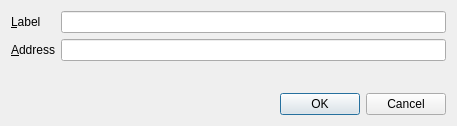
Above: src/qt/forms/editaddressdialog.ui from aurovine/AudioCoin before the change. Below: the same form after it.
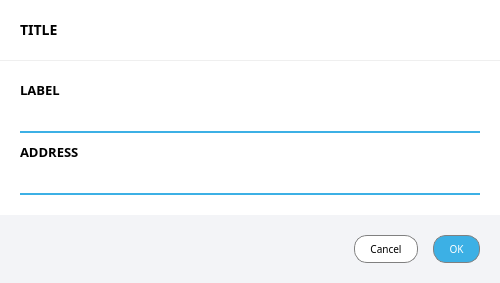
That is the form after the change.

```diff
--- a/src/qt/forms/editaddressdialog.ui
+++ b/src/qt/forms/editaddressdialog.ui
@@ -2,67 +2,304 @@
 <ui version="4.0">
  <class>EditAddressDialog</class>
  <widget class="QDialog" name="EditAddressDialog">
+  <property name="enabled">
+   <bool>true</bool>
+  </property>
   <property name="geometry">
    <rect>
     <x>0</x>
     <y>0</y>
-    <width>457</width>
-    <height>126</height>
+    <width>500</width>
+    <height>276</height>
    </rect>
   </property>
+  <property name="sizePolicy">
+   <sizepolicy hsizetype="Fixed" vsizetype="Preferred">
+    <horstretch>0</horstretch>
+    <verstretch>0</verstretch>
+   </sizepolicy>
+  </property>
+  <property name="minimumSize">
+   <size>
+    <width>0</width>
+    <height>0</height>
+   </size>
+  </property>
+  <property name="maximumSize">
+   <size>
+    <width>16777215</width>
+    <height>16777215</height>
+   </size>
+  </property>
   <property name="windowTitle">
    <string>Edit Address</string>
   </property>
-  <layout class="QVBoxLayout" name="verticalLayout">
+  <property name="styleSheet">
+   <string notr="true">#titleWidget, #bodyWidget { background-color: white; }
+
+QLineEdit { border: none; border-bottom: 2px solid #3cb0e5; padding: 3px 5px; background: transparent; } QLineEdit:disabled { border-color: #899399; }</string>
+  </property>
+  <layout class="QVBoxLayout" name="editAddressDialogLayout" stretch="0,0">
+   <property name="spacing">
+    <number>1</number>
+   </property>
+   <property name="leftMargin">
+    <number>0</number>
+   </property>
+   <property name="topMargin">
+    <number>0</number>
+   </property>
+   <property name="rightMargin">
+    <number>0</number>
+   </property>
+   <property name="bottomMargin">
+    <number>0</number>
+   </property>
    <item>
-    <layout class="QFormLayout" name="formLayout">
-     <property name="fieldGrowthPolicy">
-      <enum>QFormLayout::AllNonFixedFieldsGrow</enum>
-     </property>
-     <item row="0" column="0">
-      <widget class="QLabel" name="label">
-       <property name="text">
-        <string>&amp;Label</string>
-       </property>
-       <property name="buddy">
-        <cstring>labelEdit</cstring>
-       </property>
-      </widget>
-     </item>
-     <item row="0" column="1">
-      <widget class="QLineEdit" name="labelEdit">
-       <property name="toolTip">
-        <string>The label associated with this address book entry</string>
-       </property>
-      </widget>
-     </item>
-     <item row="1" column="0">
-      <widget class="QLabel" name="label_2">
-       <property name="text">
-        <string>&amp;Address</string>
-       </property>
-       <property name="buddy">
-        <cstring>addressEdit</cstring>
-       </property>
-      </widget>
-     </item>
-     <item row="1" column="1">
-      <widget class="QLineEdit" name="addressEdit">
-       <property name="toolTip">
-        <string>The address associated with this address book entry. This can only be modified for sending addresses.</string>
-       </property>
-      </widget>
-     </item>
-    </layout>
+    <widget class="QWidget" name="titleWidget" native="true">
+     <layout class="QVBoxLayout" name="titleWidgetLayout">
+      <property name="spacing">
+       <number>0</number>
+      </property>
+      <property name="leftMargin">
+       <number>20</number>
+      </property>
+      <property name="topMargin">
+       <number>20</number>
+      </property>
+      <property name="rightMargin">
+       <number>20</number>
+      </property>
+      <property name="bottomMargin">
+       <number>20</number>
+      </property>
+      <item>
+       <widget class="QLabel" name="titleLabel">
+        <property name="font">
+         <font>
+          <family>Montserrat</family>
+          <pointsize>-1</pointsize>
+          <weight>75</weight>
+          <bold>true</bold>
+         </font>
+        </property>
+        <property name="styleSheet">
+         <string notr="true">#titleLabel { text-transform: uppercase; font-family: 'Montserrat'; font-size: 14px; font-weight: bold; }</string>
+        </property>
+        <property name="text">
+         <string>TITLE</string>
+        </property>
+       </widget>
+      </item>
+     </layout>
+    </widget>
    </item>
    <item>
-    <widget class="QDialogButtonBox" name="buttonBox">
-     <property name="orientation">
-      <enum>Qt::Horizontal</enum>
-     </property>
-     <property name="standardButtons">
-      <set>QDialogButtonBox::Cancel|QDialogButtonBox::Ok</set>
-     </property>
+    <widget class="QWidget" name="bodyWidget" native="true">
+     <layout class="QVBoxLayout" name="bodyWidgetLayout">
+      <property name="spacing">
+       <number>0</number>
+      </property>
+      <property name="leftMargin">
+       <number>0</number>
+      </property>
+      <property name="topMargin">
+       <number>0</number>
+      </property>
+      <property name="rightMargin">
+       <number>0</number>
+      </property>
+      <property name="bottomMargin">
+       <number>0</number>
+      </property>
+      <item>
+       <widget class="QWidget" name="inputWidget" native="true">
+        <property name="sizePolicy">
+         <sizepolicy hsizetype="Preferred" vsizetype="Preferred">
+          <horstretch>0</horstretch>
+          <verstretch>0</verstretch>
+         </sizepolicy>
+        </property>
+        <layout class="QVBoxLayout" name="inputWidgetLayout" stretch="1,0">
+         <property name="spacing">
+          <number>10</number>
+         </property>
+         <property name="leftMargin">
+          <number>20</number>
+         </property>
+         <property name="topMargin">
+          <number>20</number>
+         </property>
+         <property name="rightMargin">
+          <number>20</number>
+         </property>
+         <property name="bottomMargin">
+          <number>20</number>
+         </property>
+         <item>
+          <layout class="QVBoxLayout" name="verticalLayout_2">
+           <property name="spacing">
+            <number>10</number>
+           </property>
+           <item>
+            <widget class="QLabel" name="labelLabel">
+             <property name="font">
+              <font>
+               <family>Montserrat</family>
+               <pointsize>10</pointsize>
+               <weight>75</weight>
+               <bold>true</bold>
+              </font>
+             </property>
+             <property name="text">
+              <string>LABEL</string>
+             </property>
+            </widget>
+           </item>
+           <item>
+            <widget class="QLineEdit" name="labelEdit">
+             <property name="maximumSize">
+              <size>
+               <width>16777215</width>
+               <height>16777215</height>
+              </size>
+             </property>
+             <property name="toolTip">
+              <string>The label associated with this address book entry</string>
+             </property>
+            </widget>
+           </item>
+          </layout>
+         </item>
+         <item>
+          <layout class="QVBoxLayout" name="verticalLayout_3">
+           <property name="spacing">
+            <number>10</number>
+           </property>
+           <item>
+            <widget class="QLabel" name="addressLabel">
+             <property name="font">
+              <font>
+               <family>Montserrat</family>
+               <pointsize>10</pointsize>
+               <weight>75</weight>
+               <bold>true</bold>
+              </font>
+             </property>
+             <property name="text">
+              <string>ADDRESS</string>
+             </property>
+            </widget>
+           </item>
+           <item>
+            <widget class="QLineEdit" name="addressEdit">
+             <property name="maximumSize">
+              <size>
+               <width>16777215</width>
+               <height>16777215</height>
+              </size>
+             </property>
+             <property name="toolTip">
+              <string>The address associated with this address book entry. This can only be modified for sending addresses.</string>
+             </property>
+            </widget>
+           </item>
+          </layout>
+         </item>
+        </layout>
+       </widget>
+      </item>
+      <item>
+       <widget class="QWidget" name="buttonWidget" native="true">
+        <property name="sizePolicy">
+         <sizepolicy hsizetype="Fixed" vsizetype="Preferred">
+          <horstretch>0</horstretch>
+          <verstretch>0</verstretch>
+         </sizepolicy>
+        </property>
+        <property name="minimumSize">
+         <size>
+          <width>500</width>
+          <height>0</height>
+         </size>
+        </property>
+        <property name="maximumSize">
+         <size>
+          <width>500</width>
+          <height>16777215</height>
+         </size>
+        </property>
+        <property name="styleSheet">
+         <string notr="true">#buttonWidget { background-color: #f3f4f7; }
+
+QPushButton { font-family: 'Montserrat'; text-transform: uppercase; font-size: 10px; border: 1px solid gray; padding: 0px 15px; border-radius: 13px; min-height: 26px; max-height: 26px; background-color: white; }
+
+QPushButton:hover, QPushButton:pressed { background-color: #1c99d2; color: white; }
+QPushButton:disabled { background-color: white; color: gray; }</string>
+        </property>
+        <layout class="QHBoxLayout" name="buttonWidgetLayout">
+         <property name="spacing">
+          <number>15</number>
+         </property>
+         <property name="leftMargin">
+          <number>20</number>
+         </property>
+         <property name="topMargin">
+          <number>20</number>
+         </property>
+         <property name="rightMargin">
+          <number>20</number>
+         </property>
+         <property name="bottomMargin">
+          <number>20</number>
+         </property>
+         <item>
+          <spacer name="horizontalSpacer">
+           <property name="orientation">
+            <enum>Qt::Horizontal</enum>
+           </property>
+           <property name="sizeHint" stdset="0">
+            <size>
+             <width>40</width>
+             <height>0</height>
+            </size>
+           </property>
+          </spacer>
+         </item>
+         <item>
+          <widget class="QPushButton" name="cancelButton">
+           <property name="font">
+            <font>
+             <family>Montserrat</family>
+             <pointsize>-1</pointsize>
+            </font>
+           </property>
+           <property name="text">
+            <string>Cancel</string>
+           </property>
+          </widget>
+         </item>
+         <item>
+          <widget class="QPushButton" name="confirmButton">
+           <property name="font">
+            <font>
+             <family>Montserrat</family>
+             <pointsize>-1</pointsize>
+            </font>
+           </property>
+           <property name="styleSheet">
+            <string notr="true">#confirmButton { background-color: #3cb0e5; color: white; border: 1px solid gray; }
+#confirmButton:hover, #confirmButton:pressed { background-color: #1c99d2; }</string>
+           </property>
+           <property name="text">
+            <string>OK</string>
+           </property>
+          </widget>
+         </item>
+        </layout>
+       </widget>
+      </item>
+     </layout>
     </widget>
    </item>
   </layout>
```
Left out of the diff: 35 changed lines with no effect on the pictures.
